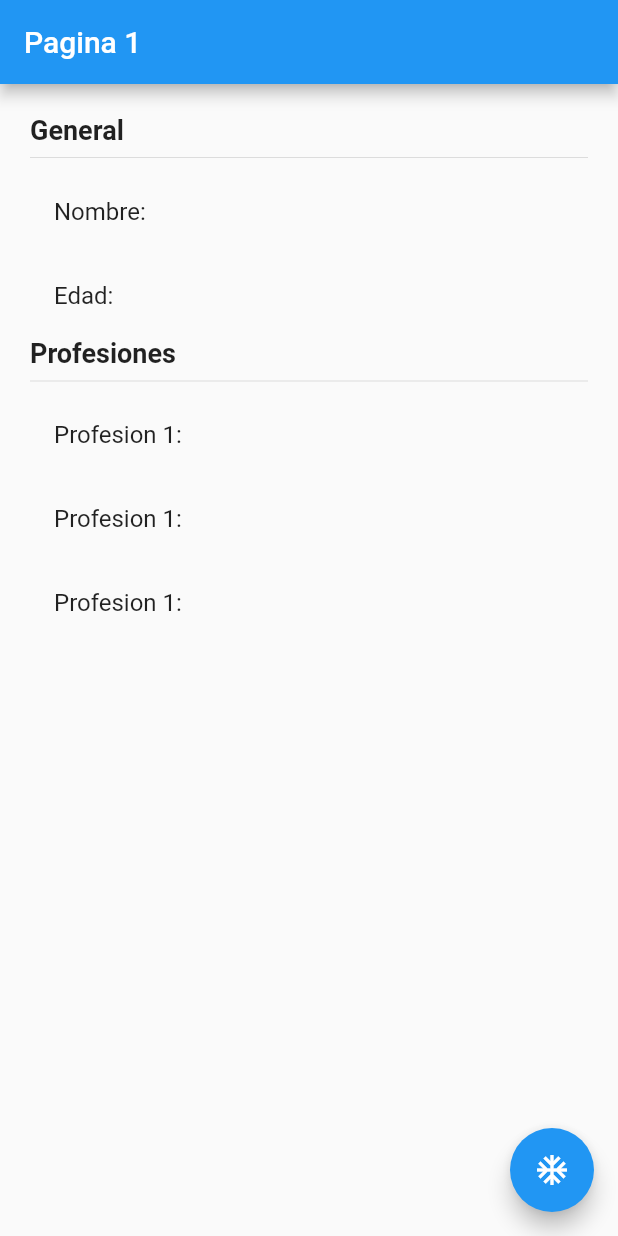
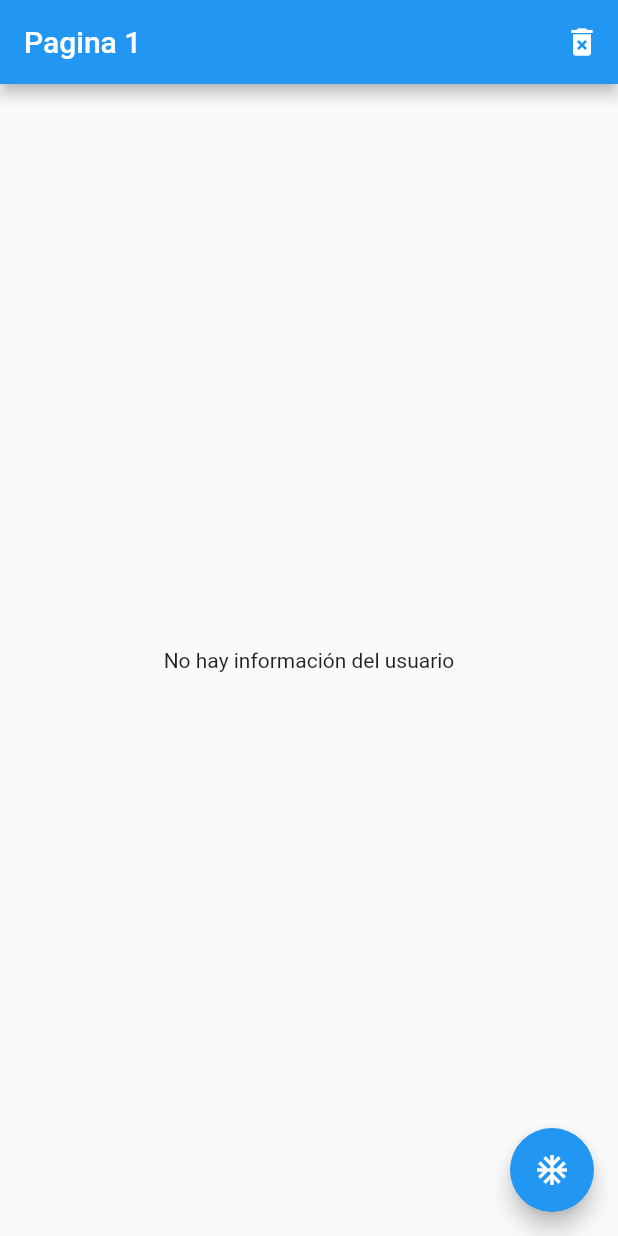
Before and after one commit to JordanGomez27/Flutter-ManejadorEstados, a Flutter app: the screen it shows after launch, on a phone screen of 412 x 824 dp. Run offline on Flutter 3.47's test engine with Material 2 defaults, Android fonts, the phone set to English and light mode, and no system bars; our stand-ins replace flutter_bloc.

Commit message:
Fin Cubit

```diff
--- /dev/null
+++ b/lib/bloc/usuario/usuario_cubit.dart
@@ -0,0 +1,52 @@
+import 'package:flutter_bloc/flutter_bloc.dart';
+import 'package:meta/meta.dart';
+
+import 'package:estados/models/usuario.dart';
+
+part 'usuario_state.dart';
+
+class UsuarioCubit extends Cubit<UsuarioState> {
+  UsuarioCubit() : super(UsuarioInitial());
+
+  void seleccionarUsuario(Usuario user) {
+    emit(new UsuarioActivo(usuario: user));
+  }
+
+  void cambiarEdad(int edad) {
+    final currentState = state;
+
+    if (currentState is UsuarioActivo) {
+      final newUser = currentState.usuario.copyWith(edad: 90);
+
+      emit(UsuarioActivo(usuario: newUser));
+    }
+  }
+// this._usuario.profesiones.add('Profesion ${this._usuario.profesiones.length + 1}');
+//     notifyListeners();
+
+  void agregarProfesion() {
+    final currentState = state;
+
+    if (currentState is UsuarioActivo) {
+      // List<String> profesiones = currentState.usuario.profesiones;
+
+      // profesiones.add('Profesion ${profesiones.length + 1}');
+
+      final newProfesiones = [
+        ...currentState.usuario.profesiones,
+        'Profesión ${currentState.usuario.profesiones.length + 1}'
+      ];
+
+      final newUser =
+          currentState.usuario.copyWith(profesiones: newProfesiones);
+
+      emit(UsuarioActivo(usuario: newUser));
+    }
+  }
+
+  void borrarUsuario() {
+
+    emit(UsuarioInitial());
+
+  }
+}
--- /dev/null
+++ b/lib/bloc/usuario/usuario_state.dart
@@ -0,0 +1,21 @@
+part of 'usuario_cubit.dart';
+
+@immutable
+abstract class UsuarioState {}
+
+class UsuarioInitial extends UsuarioState {
+  final existeUsuario = false;
+
+  // @override
+  // String toString() {
+  //   return 'UsuarioInicial: existeUsuario: false';
+  // }
+}
+
+class UsuarioActivo extends UsuarioState {
+  final existeUsuario = true;
+  final Usuario usuario;
+
+  UsuarioActivo({ this.usuario });
+
+}
--- a/lib/main.dart
+++ b/lib/main.dart
@@ -1,14 +1,20 @@
+import 'package:estados/bloc/usuario/usuario_cubit.dart';
 import 'package:flutter/material.dart';
 
 import 'package:estados/pages/pagina1_page.dart';
 import 'package:estados/pages/pagina2_page.dart';
+import 'package:flutter_bloc/flutter_bloc.dart';
 
 void main() => runApp(MyApp());
 
 class MyApp extends StatelessWidget {
   @override
   Widget build(BuildContext context) {
-    return MaterialApp(
+    return MultiBlocProvider(
+      providers: [
+        BlocProvider(create: ( _ ) => UsuarioCubit() )
+      ],
+      child: MaterialApp(
         debugShowCheckedModeBanner: false,
         title: 'Material App',
         initialRoute: 'pagina1',
@@ -16,6 +22,7 @@ class MyApp extends StatelessWidget {
           'pagina1': ( _ ) => Pagina1Page(),
           'pagina2': ( _ ) => Pagina2Page()
         },
+      ),
     );
   }
 }
--- a/lib/models/usuario.dart
+++ b/lib/models/usuario.dart
@@ -1,9 +1,15 @@
 class Usuario {
+  final String nombre;
+  final int edad;
+  final List<String> profesiones;
 
-  String nombre;
-  int edad;
-  List<String> profesiones;
+  Usuario({this.nombre, this.edad, this.profesiones});
 
-  Usuario({ this.nombre, this.edad, this.profesiones });
-
+  copyWith({String nombre, int edad, List<String> profesiones
+  }) =>
+    Usuario(
+      nombre      : nombre ?? this.nombre,
+      edad        : edad ?? this.edad,
+      profesiones : profesiones ?? this.profesiones
+    );
 }
--- a/lib/pages/pagina1_page.dart
+++ b/lib/pages/pagina1_page.dart
@@ -1,13 +1,23 @@
+import 'package:estados/bloc/usuario/usuario_cubit.dart';
+import 'package:estados/models/usuario.dart';
 import 'package:flutter/material.dart';
+import 'package:flutter_bloc/flutter_bloc.dart';
 
 class Pagina1Page extends StatelessWidget {
   @override
   Widget build(BuildContext context) {
+
+    final usuarioCubit = BlocProvider.of<UsuarioCubit>(context);
+
     return Scaffold(
       appBar: AppBar(
         title: Text('Pagina 1'),
+        actions: [
+          IconButton(
+            icon: Icon(Icons.delete_forever),
+            onPressed: usuarioCubit.borrarUsuario )],
       ),
-      body: InformacionUsuario(),
+      body: BodyScaffold(),
       floatingActionButton: FloatingActionButton(
           child: Icon(Icons.ac_unit),
           onPressed: () {
@@ -17,7 +27,49 @@ class Pagina1Page extends StatelessWidget {
   }
 }
 
+class BodyScaffold extends StatelessWidget {
+  @override
+  Widget build(BuildContext context) {
+    return BlocBuilder<UsuarioCubit, UsuarioState>(builder: (_, state) {
+      print(state);
+
+      switch (state.runtimeType) {
+        case UsuarioInitial:
+          return Center(child: Text('No hay información del usuario'));
+
+          break;
+
+        case UsuarioActivo:
+          return InformacionUsuario(usuario: (state as UsuarioActivo).usuario);
+
+          break;
+
+        default:
+          return Center(child: Text('Estado no reconocido'));
+      }
+
+      // if (state is UsuarioInitial) {
+
+      //   return Center(child: Text('No hay información del usuario'));
+
+      // } else if (state is UsuarioActivo) {
+
+      //   return InformacionUsuario(usuario: state.usuario);
+
+      // } else {
+
+      //   return Center(child: Text('Estado no reconocido'));
+
+      // }
+    });
+  }
+}
+
 class InformacionUsuario extends StatelessWidget {
+  final Usuario usuario;
+
+  const InformacionUsuario({this.usuario});
+
   @override
   Widget build(BuildContext context) {
     return Container(
@@ -27,19 +79,20 @@ class InformacionUsuario extends StatelessWidget {
       child: Column(
         crossAxisAlignment: CrossAxisAlignment.start,
         children: [
-          Text( 'General', style: TextStyle( fontSize: 18, fontWeight: FontWeight.bold ) ),
+          Text('General',
+              style: TextStyle(fontSize: 18, fontWeight: FontWeight.bold)),
+          Divider(),
+          ListTile(title: Text('Nombre: ${usuario.nombre}')),
+          ListTile(title: Text('Edad: ${usuario.edad}')),
+          Text('Profesiones',
+              style: TextStyle(fontSize: 18, fontWeight: FontWeight.bold)),
           Divider(),
 
-          ListTile( title: Text('Nombre: ') ),
-          ListTile( title: Text('Edad: ') ),
+          ...usuario.profesiones
+              .map((profesion) => ListTile(title: Text(profesion)))
+              .toList()
 
-          Text( 'Profesiones', style: TextStyle( fontSize: 18, fontWeight: FontWeight.bold ) ),
-          Divider(),
-
-          ListTile( title: Text('Profesion 1: ') ),
-          ListTile( title: Text('Profesion 1: ') ),
-          ListTile( title: Text('Profesion 1: ') )
-
+          // ListTile(title: Text('Profesion 1: '))
         ],
       ),
     );
--- a/pubspec.yaml
+++ b/pubspec.yaml
@@ -28,6 +28,7 @@ dependencies:
   # The following adds the Cupertino Icons font to your application.
   # Use with the CupertinoIcons class for iOS style icons.
   cupertino_icons: ^1.0.0
+  flutter_bloc: ^6.1.1
 
 dev_dependencies:
   flutter_test:
```
Also changed, not shown: lib/pages/pagina2_page.dart (+29 -17 lines), pubspec.lock. Lines whose indentation alone changed are shown as unchanged.
